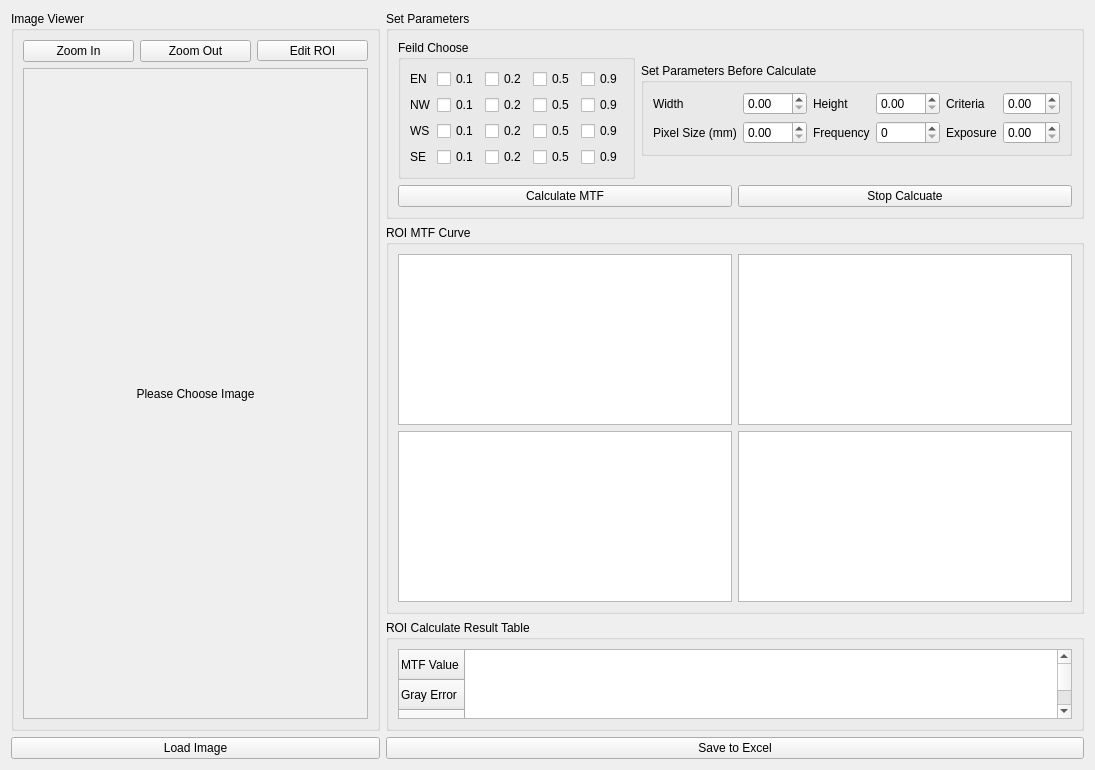
This is lnxmtfprototype.ui in Wanncye/MechMindQtMTF as Qt 5 draws it before an edit. The edited form follows.
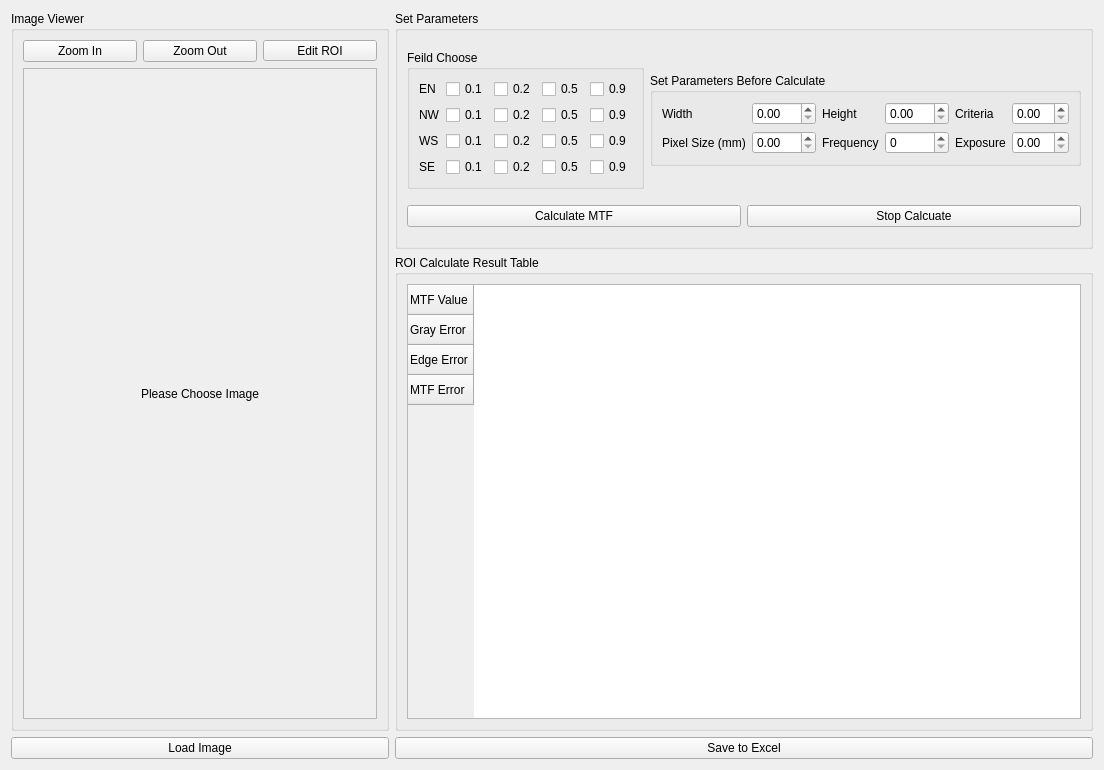
This is the edited form. Custom widgets are drawn as their Qt base class.

Patch:
```diff
--- a/lnxmtfprototype.ui
+++ b/lnxmtfprototype.ui
@@ -6,7 +6,7 @@
    <rect>
     <x>0</x>
     <y>0</y>
-    <width>1095</width>
+    <width>1104</width>
     <height>770</height>
    </rect>
   </property>
@@ -84,8 +84,8 @@
             <rect>
              <x>0</x>
              <y>0</y>
-             <width>251</width>
-             <height>620</height>
+             <width>258</width>
+             <height>610</height>
             </rect>
            </property>
            <property name="layoutDirection">
@@ -119,7 +119,7 @@
     </layout>
    </item>
    <item>
-    <layout class="QVBoxLayout" name="operatorPart" stretch="1,10,2,1">
+    <layout class="QVBoxLayout" name="operatorPart" stretch="1,2,1">
      <property name="sizeConstraint">
       <enum>QLayout::SetMaximumSize</enum>
      </property>
@@ -383,39 +383,6 @@
        </layout>
       </widget>
      </item>
-     <item>
-      <widget class="QGroupBox" name="groupBox_2">
-       <property name="sizePolicy">
-        <sizepolicy hsizetype="Preferred" vsizetype="Preferred">
-         <horstretch>0</horstretch>
-         <verstretch>0</verstretch>
-        </sizepolicy>
-       </property>
-       <property name="tabletTracking">
-        <bool>false</bool>
-       </property>
-       <property name="title">
-        <string>ROI MTF Curve</string>
-       </property>
-       <property name="flat">
-        <bool>false</bool>
-       </property>
-       <layout class="QGridLayout" name="gridLayout">
-        <item row="1" column="0">
-         <widget class="MTFProfilerLineChart" name="feild05"/>
-        </item>
-        <item row="0" column="0">
-         <widget class="MTFProfilerLineChart" name="feild01"/>
-        </item>
-        <item row="0" column="1">
-         <widget class="MTFProfilerLineChart" name="feild02"/>
-        </item>
-        <item row="1" column="1">
-         <widget class="MTFProfilerLineChart" name="feild09"/>
-        </item>
-       </layout>
-      </widget>
-     </item>
      <item>
       <widget class="QGroupBox" name="groupBox">
        <property name="title">
@@ -464,11 +431,6 @@
   </layout>
  </widget>
  <customwidgets>
-  <customwidget>
-   <class>MTFProfilerLineChart</class>
-   <extends>QGraphicsView</extends>
-   <header>ProfilerChartView.h</header>
-  </customwidget>
   <customwidget>
    <class>LabelPainterTool</class>
    <extends>QLabel</extends>
```
